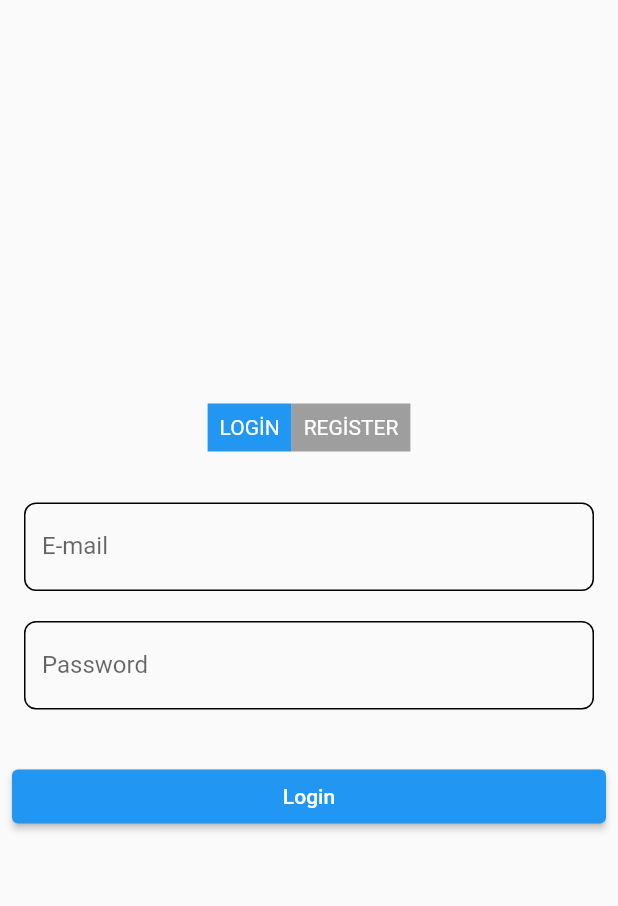
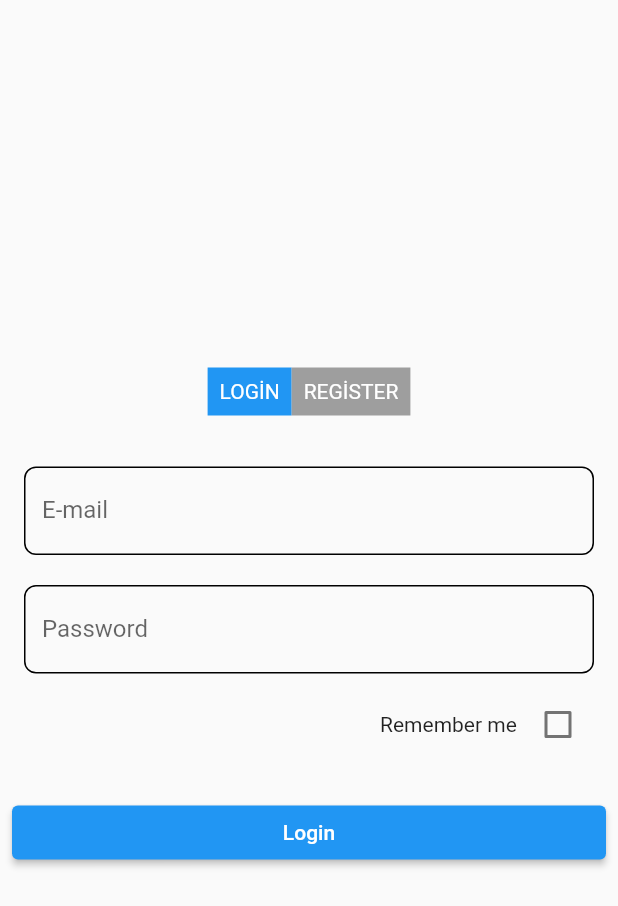
Before and after one commit to volkanustekidag/product_catalog_app, a Flutter app: the screen it shows after launch, on a phone screen of 412 x 824 dp. Shown: the top 906 px of the screen. Run offline on Flutter 3.47's test engine with Material 2 defaults, Android fonts, the phone set to English and light mode, and no system bars; our stand-ins replace mask_text_input_formatter.

Commit message:
Create check box ui and provider methods

```diff
--- a/lib/feature/auth/presentation/provider/auth_provider.dart
+++ b/lib/feature/auth/presentation/provider/auth_provider.dart
@@ -2,9 +2,15 @@ import 'package:flutter/material.dart';
 
 class AuthProvider extends ChangeNotifier {
   int toggleIndex = 0;
+  bool rememberMe = false;
 
   changeToggleValue() {
     toggleIndex = toggleIndex == 0 ? 1 : 0;
     notifyListeners();
   }
+
+  rememberMeBox() {
+    rememberMe = !rememberMe;
+    notifyListeners();
+  }
 }
--- a/lib/feature/auth/presentation/widgets/login.dart
+++ b/lib/feature/auth/presentation/widgets/login.dart
@@ -1,5 +1,6 @@
 import 'package:flutter/material.dart';
 import 'package:product_catalog_app/feature/auth/presentation/utils/validations.dart';
+import 'package:product_catalog_app/feature/auth/presentation/widgets/remember_me_check_box.dart';
 import 'package:product_catalog_app/feature/auth/presentation/widgets/textfieldform.dart';
 
 class Login extends StatelessWidget {
@@ -21,6 +22,7 @@ class Login extends StatelessWidget {
             label: "Password",
             validation: Validations().validationPassword,
           ),
+          RememberMeCheckBox()
         ],
       ),
     );
--- /dev/null
+++ b/lib/feature/auth/presentation/widgets/remember_me_check_box.dart
@@ -0,0 +1,25 @@
+import 'package:flutter/material.dart';
+import 'package:product_catalog_app/feature/auth/presentation/provider/auth_provider.dart';
+import 'package:provider/provider.dart';
+
+class RememberMeCheckBox extends StatelessWidget {
+  const RememberMeCheckBox({
+    Key? key,
+  }) : super(key: key);
+
+  @override
+  Widget build(BuildContext context) {
+    return Row(
+      mainAxisAlignment: MainAxisAlignment.end,
+      children: [
+        const Text("Remember me "),
+        Checkbox(
+          value: context.watch<AuthProvider>().rememberMe,
+          onChanged: (value) {
+            context.read<AuthProvider>().rememberMeBox();
+          },
+        ),
+      ],
+    );
+  }
+}
```
